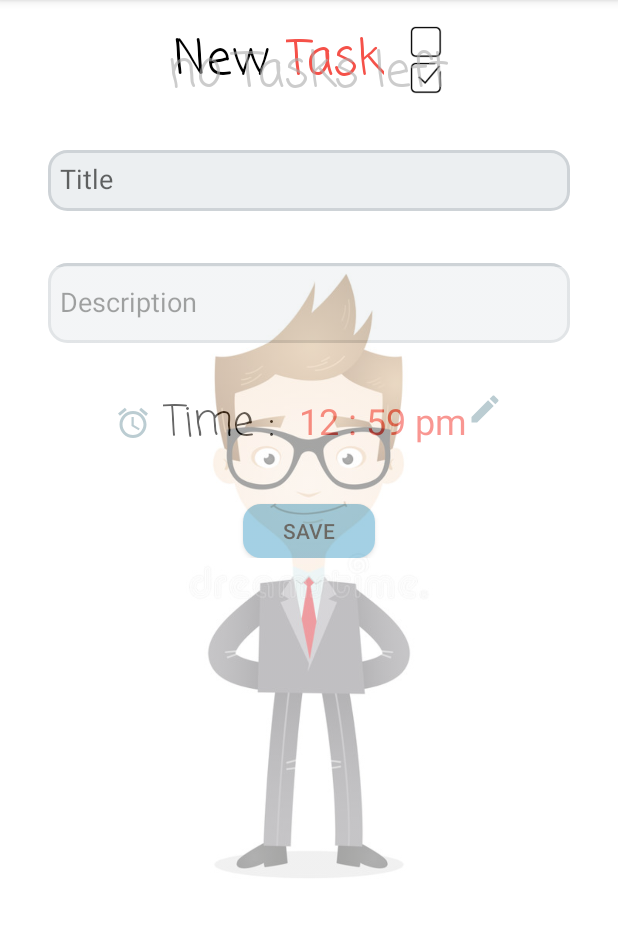
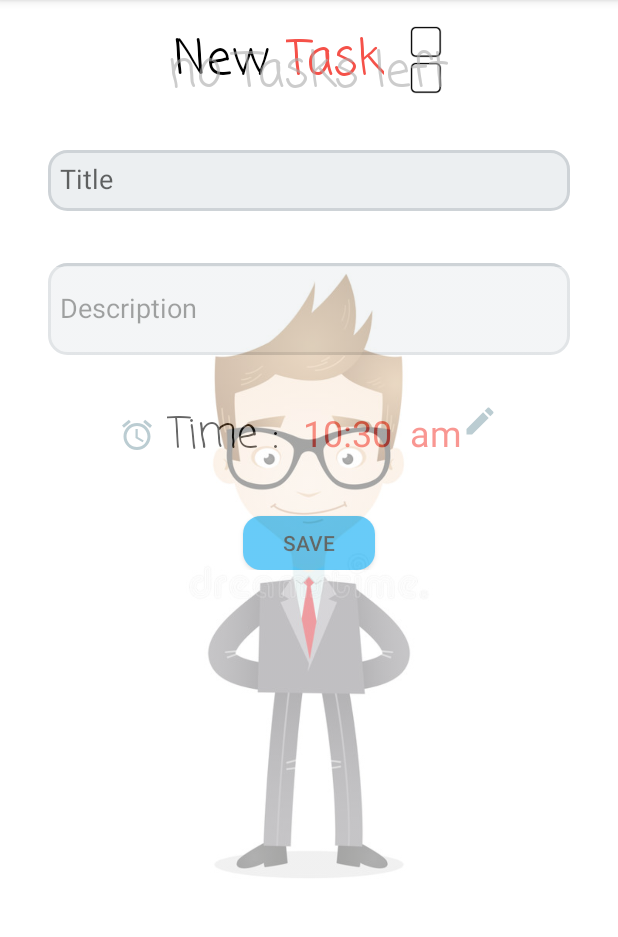
Before and after one commit to MohammedIbrahim01/DTask, an Android app: the fragment AddTaskFragment placed in its activity, on a phone screen of 412 x 824 dp, the part 84-1021 px from its top. Run offline under Robolectric (Android 15) with nearby library versions, the phone set to English and light mode, and no system bars; our stand-ins replace ButterKnife; libraries missing offline, so code that uses them is left out: com.robertlevonyan.views; plain views replace FloatingActionLayout; 3 statements that could not run were skipped.

Commit message:
abdelaziz modifications

```diff
--- a/app/src/main/AndroidManifest.xml
+++ b/app/src/main/AndroidManifest.xml
@@ -10,7 +10,8 @@
         android:theme="@style/AppTheme">
         <activity
             android:name=".main.MainActivity"
-            android:launchMode="singleTop">
+            android:launchMode="singleTop"
+            android:screenOrientation="portrait">
             <intent-filter>
                 <action android:name="android.intent.action.MAIN" />
 
@@ -19,7 +20,8 @@
         </activity>
         <activity
             android:name=".settings.SettingsActivity"
-            android:label="@string/title_activity_settings" />
+            android:label="@string/title_activity_settings"
+            android:screenOrientation="portrait" />
 
         <receiver android:name=".utils.NotificationPublisher" />
     </application>
--- a/app/src/main/java/com/example/abdelazim/globaltask/main/MainActivity.java
+++ b/app/src/main/java/com/example/abdelazim/globaltask/main/MainActivity.java
@@ -69,7 +69,6 @@ public class MainActivity extends AppCompatActivity implements MainViewModel.Mai
             case R.id.action_settings:
                 // Display SettingsFragment
                 startActivity(new Intent(MainActivity.this, SettingsActivity.class));
-                finish();
                 return true;
             default:
                 return super.onOptionsItemSelected(item);
--- a/app/src/main/java/com/example/abdelazim/globaltask/utils/AppFormatter.java
+++ b/app/src/main/java/com/example/abdelazim/globaltask/utils/AppFormatter.java
@@ -9,6 +9,7 @@ public class AppFormatter {
     public static String formatTime(int hourOfDay, int minute) {
 
         String AM_PM = " am";
+        String formattedMinute = "";
 
         // Starting from 12 follow it by pm
         if (hourOfDay >= 12)
@@ -16,8 +17,13 @@ public class AppFormatter {
         // Starting from 13 decrease by 12
         if (hourOfDay >= 13)
             hourOfDay -= 12;
+        // Format minute 3 to be 03
+        if (minute < 10)
+            formattedMinute = "0" + minute;
+        else
+            formattedMinute = String.valueOf(minute);
 
-        return hourOfDay + " : " + minute + " " + AM_PM;
+        return hourOfDay + ":" + formattedMinute + " " + AM_PM;
     }
 
     public static String formatTime(long time) {
@@ -30,6 +36,7 @@ public class AppFormatter {
         int minute = calendar.get(Calendar.MINUTE);
 
         String AM_PM = " am";
+        String formattedMinute = "";
 
         // Starting from 12 follow it by pm
         if (hourOfDay >= 12)
@@ -37,8 +44,13 @@ public class AppFormatter {
         // Starting from 13 decrease by 12
         if (hourOfDay >= 13)
             hourOfDay -= 12;
+        // Format minute 3 to be 03
+        if (minute < 10)
+            formattedMinute = "0" + minute;
+        else
+            formattedMinute = String.valueOf(minute);
 
-        return hourOfDay + ":" + minute + " " + AM_PM;
+        return hourOfDay + ":" + formattedMinute + " " + AM_PM;
     }
 
     public static String formatDate(long time) {
--- a/app/src/main/res/layout/add_task_fragment.xml
+++ b/app/src/main/res/layout/add_task_fragment.xml
@@ -1,5 +1,5 @@
 <?xml version="1.0" encoding="utf-8"?>
-<android.support.design.widget.CoordinatorLayout xmlns:android="http://schemas.android.com/apk/res/android"
+<RelativeLayout xmlns:android="http://schemas.android.com/apk/res/android"
     xmlns:app="http://schemas.android.com/apk/res-auto"
     xmlns:tools="http://schemas.android.com/tools"
     android:layout_width="match_parent"
@@ -52,4 +52,4 @@
         </LinearLayout>
 
     </com.robertlevonyan.views.customfloatingactionbutton.FloatingActionLayout>
-</android.support.design.widget.CoordinatorLayout>
+</RelativeLayout>
--- a/app/src/main/res/layout/content_add_task_fragment.xml
+++ b/app/src/main/res/layout/content_add_task_fragment.xml
@@ -58,7 +58,7 @@
                 <ImageView
                     android:layout_width="24dp"
                     android:layout_height="24dp"
-                    android:src="@drawable/checkedcheckbox" />
+                    android:src="@drawable/checkbox" />
 
             </LinearLayout>
 
@@ -75,12 +75,16 @@
                 android:layout_width="match_parent"
                 android:layout_height="wrap_content"
                 android:background="@drawable/bg_et"
-                android:hint="Title" />
+                android:hint="Title"
+                android:imeOptions="actionNext"
+                android:inputType="text"
+                android:maxLines="1"
+                android:nextFocusDown="@+id/description_editText" />
         </android.support.design.widget.TextInputLayout>
 
         <android.support.design.widget.TextInputLayout
             android:layout_width="match_parent"
-            android:layout_height="64dp"
+            android:layout_height="72dp"
             android:layout_marginBottom="@dimen/IV_Dimen">
 
             <EditText
@@ -88,7 +92,10 @@
                 android:layout_width="match_parent"
                 android:layout_height="match_parent"
                 android:background="@drawable/bg_et"
-                android:hint="Description" />
+                android:hint="Description"
+                android:imeOptions="actionDone"
+                android:inputType="text"
+                android:maxLines="2" />
         </android.support.design.widget.TextInputLayout>
 
         <LinearLayout
@@ -102,6 +109,7 @@
                 android:layout_width="wrap_content"
                 android:layout_height="wrap_content"
                 android:layout_gravity="center_vertical"
+                android:layout_marginEnd="@dimen/I_Dimen"
                 android:layout_marginRight="@dimen/I_Dimen"
                 app:srcCompat="@drawable/ic_alarm" />
 
@@ -120,9 +128,9 @@
                 android:layout_centerVertical="true"
                 android:layout_marginStart="16dp"
                 android:layout_marginLeft="16dp"
-                android:text="12 : 59 pm"
                 android:textColor="@color/colorSpotText"
-                android:textSize="24sp" />
+                android:textSize="24sp"
+                tools:text="00 : 01 am" />
 
             <ImageView
                 android:id="@+id/edit_imageView"
--- a/app/src/main/res/values/colors.xml
+++ b/app/src/main/res/values/colors.xml
@@ -14,7 +14,7 @@
     <color name="colorAchItem">#E0F7FA</color>
     <color name="colorTaskItem">#B2EBF2</color>
     <color name="colorSpotText">#f55149</color>
-    <color name="colorBgBtn">#67b1d2</color>
-    <color name="colorBgLateTask">#78a0c4</color>
-    <!--<color name="notification_background_light">#B2EBF2</color>-->
+    <color name="colorBgBtn">#03A9F4</color>
+    <color name="colorBgLateTask">#9cb3c9</color>
+    <color name="notification_background_light">#B2EBF2</color>
 </resources>
```
Also changed, not shown: app/src/main/java/com/example/abdelazim/globaltask/add_task/AddTaskFragment.java (+29 -7 lines), app/src/main/res/layout/fabs_layout.xml (deleted, +0 -9 lines).
